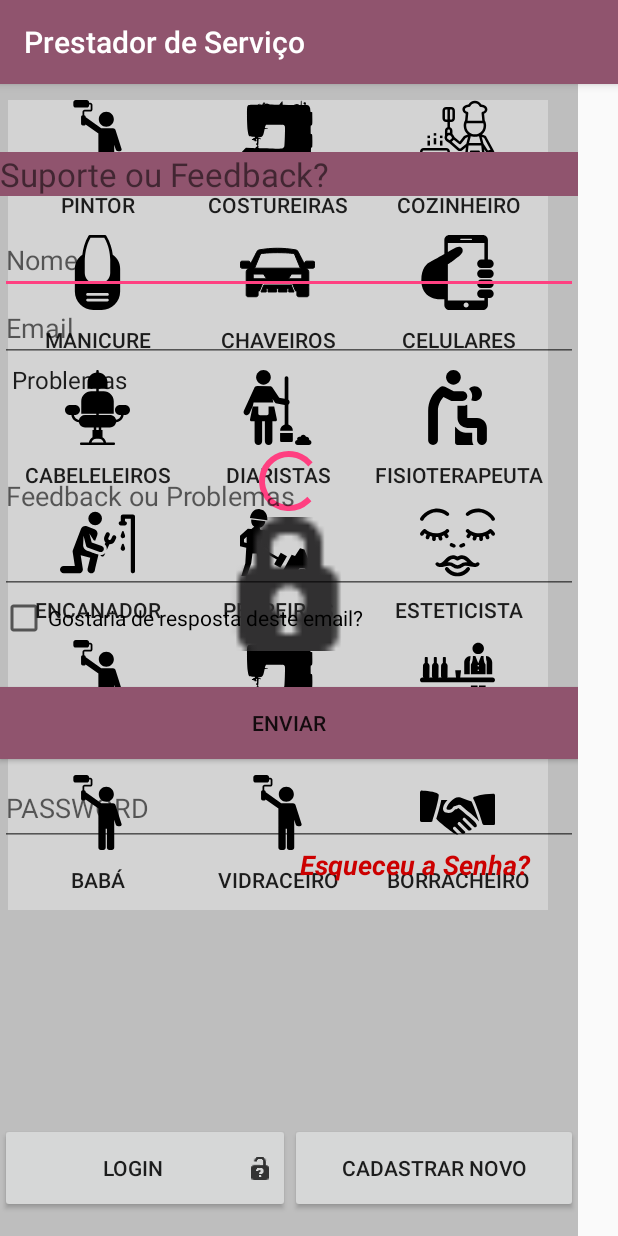
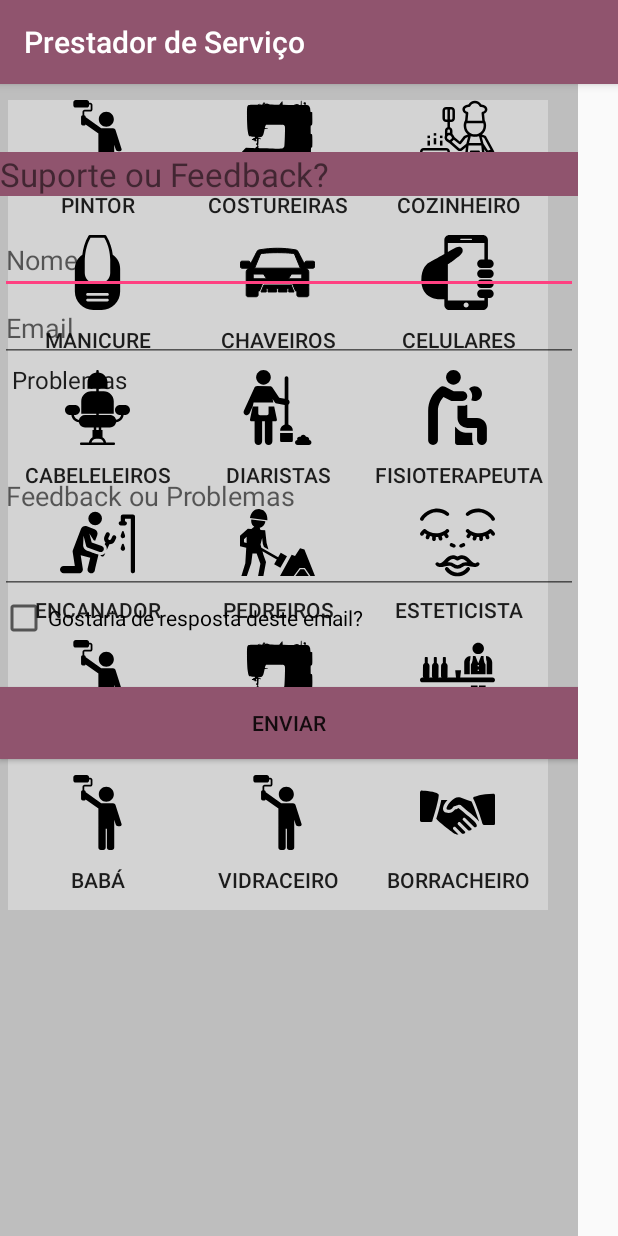
Before and after one commit to ThiagoCesarLopes/prestadorsv, an Android app: the screen it shows after launch (MainActivity), on a phone screen of 412 x 824 dp. Run offline under Robolectric (Android 15) with nearby library versions, the phone set to English and light mode, and no system bars.

Commit message:
'loginok'

```diff
--- a/app/src/main/java/br/com/appanunciobairro/bairroanuncio/ConnectionClass.java
+++ b/app/src/main/java/br/com/appanunciobairro/bairroanuncio/ConnectionClass.java
@@ -10,7 +10,7 @@ import java.sql.SQLException;
 
 public class ConnectionClass {
 
-    String ip = "localhost:1433";
+    String ip = "192.168.0.33:1433";
     String classs = "net.sourceforge.jtds.jdbc.Driver";
     String db = "DB_PrestadorServico";
     String un = "sa";
--- a/app/src/main/java/br/com/appanunciobairro/bairroanuncio/LoginActivity.java
+++ b/app/src/main/java/br/com/appanunciobairro/bairroanuncio/LoginActivity.java
@@ -19,7 +19,7 @@ import java.sql.Statement;
 public class LoginActivity extends Activity {
 
     ConnectionClass connectionClass;
-    EditText edtEmail,edtpass;
+    EditText edtuserid,edtpass;
     Button btnlogin;
     ProgressBar pbbar;
 
@@ -30,9 +30,9 @@ public class LoginActivity extends Activity {
         setContentView(R.layout.login);
 
         connectionClass = new ConnectionClass();
-        edtEmail = (EditText) findViewById(R.id.edtEmail);
+        edtuserid = (EditText) findViewById(R.id.edtEmail);
         edtpass = (EditText) findViewById(R.id.et_password);
-        btnlogin = (Button) findViewById(R.id.btn_Login);
+        btnlogin = (Button) findViewById(R.id.btn_login);
         pbbar = (ProgressBar) findViewById(R.id.pbbar);
         pbbar.setVisibility(View.GONE);
 
@@ -58,7 +58,7 @@ public class LoginActivity extends Activity {
     {
         String z = "";
         Boolean isSuccess = false;
-        String edtEmail = edtEmail.getText().toString();
+        String userid = edtuserid.getText().toString();
         String password = edtpass.getText().toString();
 
         Context context;
@@ -86,7 +86,7 @@ public class LoginActivity extends Activity {
 
         @Override
         protected String doInBackground(String... params) {
-            if(edtEmail.trim().equals("")|| password.trim().equals(""))
+            if(userid.trim().equals("")|| password.trim().equals(""))
                 z = "Please enter User Id and Password";
             else
             {
@@ -95,7 +95,7 @@ public class LoginActivity extends Activity {
                     if (con == null) {
                         z = "Error in connection with SQL server";
                     } else {
-                        String query = "select * from TB_USER where user_name='" + edtEmail.toString() + "' and password='" + password.toString() + "'";
+                        String query = "select * from TB_USER where user_name='" + userid.toString() + "' and password='" + password.toString() + "'";
                         Statement stmt = con.createStatement();
                         ResultSet rs = stmt.executeQuery(query);
                         Log.d(z, "Login efetuado com sucesso");
@@ -134,4 +134,9 @@ public class LoginActivity extends Activity {
        // startActivityForResult(new Intent(this,RegisterNew.class),1);
       //  setContentView(R.layout.new_user);
     }
+
+    public void onClickesqueceusenha (View v)
+    {
+        startActivityForResult(new Intent(this,RegisterNew.class),1);
+    }
 }
--- a/app/src/main/res/layout/activity_main.xml
+++ b/app/src/main/res/layout/activity_main.xml
@@ -239,104 +239,9 @@
                     android:layout_height="fill_parent"
                     android:text="Cadastro do Prestador"
                     android:orientation="vertical">
-                    <RelativeLayout
-                        android:layout_width="match_parent"
-                        android:layout_height="match_parent"
-                        android:orientation="vertical">
-
-                        <LinearLayout
-                            android:id="@+id/linearLayout2"
-                            android:layout_width="match_parent"
-                            android:layout_height="wrap_content"
-                            android:layout_centerHorizontal="true"
-                            android:layout_centerVertical="true"
-                            android:orientation="vertical">
-
-                            <ProgressBar
-                                android:id="@+id/pbbar"
-                                android:layout_width="wrap_content"
-                                android:layout_height="match_parent"
-                                android:layout_centerHorizontal="true"
-                                android:layout_gravity="center"
-                                android:layout_weight="50" />
-
-                            <ImageView
-                                android:layout_width="102dp"
-                                android:layout_height="89dp"
-                                android:layout_gravity="center"
-                                android:src="@android:drawable/ic_secure" />
-
-                            <EditText
-                                android:id="@+id/et_username"
-                                android:layout_width="fill_parent"
-                                android:layout_height="50dp"
-                                android:layout_marginTop="20dp"
-                                android:hint="USER ID"
-                                android:inputType="textCapWords" />
-
-                            <EditText
-                                android:id="@+id/et_password"
-                                android:layout_width="fill_parent"
-                                android:layout_height="50dp"
-                                android:layout_marginTop="10dp"
-                                android:hint="PASSWORD"
-                                android:inputType="textPassword" />
-
-                            <TextView
-                                android:id="@+id/textView"
-                                android:layout_width="match_parent"
-                                android:layout_height="wrap_content"
-                                android:layout_marginLeft="200dp"
-                                android:layout_weight="50"
-                                android:clickable="true"
-                                android:onClick="btnesqueceusenha"
-                                android:text="Esqueceu a Senha?"
-                                android:textColor="@android:color/holo_red_dark"
-                                android:textSize="18sp"
-                                android:textStyle="bold|italic" />
-                        </LinearLayout>
-
-                        <LinearLayout
-                            android:id="@+id/linearLayout"
-                            android:layout_width="match_parent"
-                            android:layout_height="wrap_content"
-                            android:layout_alignParentBottom="true"
-                            android:layout_alignParentLeft="true"
-                            android:layout_alignParentStart="true"
-                            android:layout_gravity="center"
-                            android:foregroundGravity="bottom"
-                            android:gravity="center"
-                            android:orientation="horizontal"
-                            android:paddingBottom="15dp">
 
 
-                            <Button
-                                android:id="@+id/btn_Login"
-                                android:layout_width="150dp"
-                                android:layout_height="60dp"
-                                android:layout_above="@+id/linearLayout"
-                                android:layout_centerHorizontal="true"
-                                android:layout_gravity="center"
-                                android:layout_weight="50"
-                                android:drawableRight="@android:drawable/ic_partial_secure"
-                                android:onClick="btn_Login"
-                                android:text="Login" />
 
-                            <Button
-                                android:id="@+id/btn_CadastroNovo"
-                                android:layout_width="wrap_content"
-                                android:layout_height="match_parent"
-                                android:layout_above="@+id/linearLayout"
-                                android:layout_centerHorizontal="true"
-                                android:layout_gravity="center"
-                                android:layout_weight="50"
-                                android:onClick="onclickCadastrar"
-                                android:text="Cadastrar Novo" />
-
-                        </LinearLayout>
-
-
-                    </RelativeLayout>
                 </LinearLayout>
                 <LinearLayout
                     android:id="@+id/Contato"
--- a/app/src/main/res/layout/custom_list.xml
+++ b/app/src/main/res/layout/custom_list.xml
@@ -5,14 +5,7 @@
     android:orientation="vertical"
     android:layout_width="match_parent"
     android:layout_height="match_parent"
-    android:layout_above="@id/button">
-
-    <Button
-        android:id="@+id/button"
-        android:layout_width="wrap_content"
-        android:layout_height="wrap_content"
-        android:layout_alignParentBottom="true"
-        android:layout_gravity="bottom|right" />
+   >
 
     <TextView
         android:id="@+id/textTituloitulo"
--- a/app/src/main/res/layout/list_service_provider.xml
+++ b/app/src/main/res/layout/list_service_provider.xml
@@ -16,7 +16,6 @@
         android:layout_below="@+id/Textvv"
         android:choiceMode="multipleChoice"
         android:divider="@null"
-        android:layout_above="@id/button"
         android:layout_centerHorizontal="true"
        ></ListView>
 
--- a/app/src/main/res/layout/login.xml
+++ b/app/src/main/res/layout/login.xml
@@ -11,6 +11,7 @@
         android:paddingTop="56dp"
         android:paddingLeft="24dp"
         android:paddingRight="24dp">
+
         <ProgressBar
             android:id="@+id/pbbar"
             android:layout_width="wrap_content"
@@ -59,14 +60,16 @@
             android:layout_marginTop="24dp"
             android:layout_marginBottom="24dp"
             android:background="@color/colorPrimary"
+            android:onClick="btn_Login"
             android:padding="12dp"
             android:text="Login"/>
 
-        <TextView android:id="@+id/btn_CadastroNovo"
+        <TextView
+            android:id="@+id/btn_CadastroNovo"
             android:layout_width="fill_parent"
             android:layout_height="wrap_content"
             android:layout_marginBottom="24dp"
-            android:text="No account yet? Create one"
+            android:text="Não tenho cadastro? Clique aqui"
             android:gravity="center"
             android:onClick="onclickCadastrar"
             android:textSize="16dip"/>
@@ -78,9 +81,9 @@
             android:layout_marginLeft="240dp"
             android:layout_weight="50"
             android:clickable="true"
-            android:onClick="btnesqueceusenha"
+            android:onClick="onClickesqueceusenha"
             android:text="Esqueceu a Senha?"
-            android:textColor="@android:color/holo_red_dark"
+            android:textColor="@color/colorPrimary"
             android:textSize="14sp"
             android:textStyle="bold|italic" />
 
```
